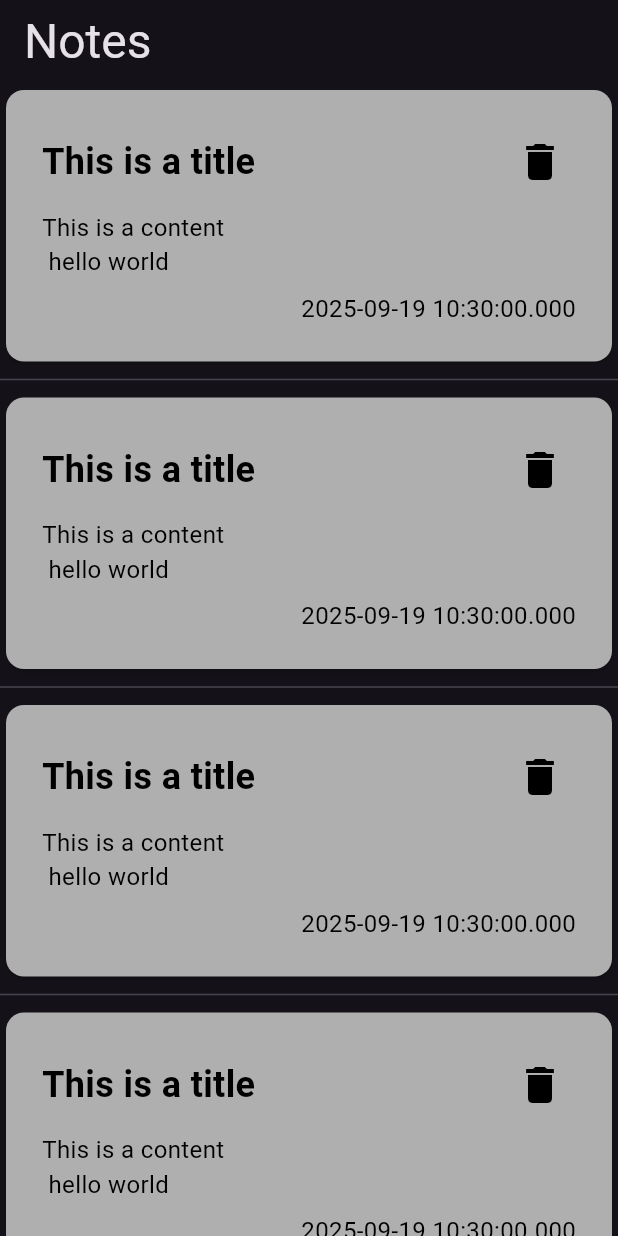
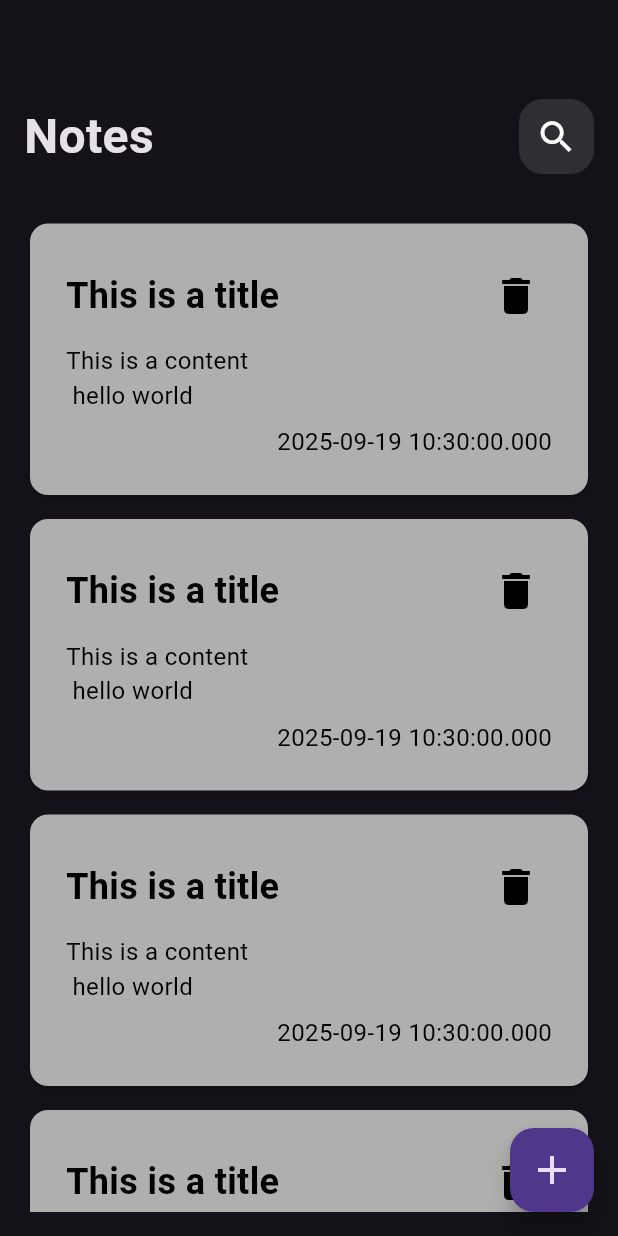
Before and after one commit to Mahmoud-Al-Ghannam/notes_app, a Flutter app: the screen it shows after launch, on a phone screen of 412 x 824 dp. Run offline on Flutter 3.47's test engine with Material 3 defaults, Android fonts, the phone set to English and light mode, and no system bars.

Commit message:
add custom app bar

```diff
--- a/lib/main.dart
+++ b/lib/main.dart
@@ -1,4 +1,5 @@
 import 'package:flutter/material.dart';
+import 'package:notes_app/views/edit_note_view.dart';
 import 'package:notes_app/views/notes_view.dart';
 
 void main() {
@@ -11,10 +12,12 @@ class NotesApp extends StatelessWidget {
   @override
   Widget build(BuildContext context) {
     return MaterialApp(
+      debugShowCheckedModeBanner: false,
       title: 'Notes App',
-      theme: ThemeData.dark(),
+      theme: ThemeData(brightness: Brightness.dark),
       routes: {
-        NotesView.id : (context) => NotesView()
+        NotesView.id : (context) => NotesView(),
+        EditNoteView.id : (context) => EditNoteView()
       },
       initialRoute: NotesView.id,
     );
--- a/lib/views/notes_view.dart
+++ b/lib/views/notes_view.dart
@@ -1,6 +1,10 @@
 import 'package:flutter/material.dart';
 import 'package:notes_app/models/note_model.dart';
+import 'package:notes_app/widgets/add_note_bottom_sheet_widget.dart';
+import 'package:notes_app/widgets/custom_app_bar_widget.dart';
 import 'package:notes_app/widgets/note_widget.dart';
+
+import 'edit_note_view.dart';
 
 class NotesView extends StatelessWidget {
   static const String id = "NotesView";
@@ -10,21 +14,48 @@ class NotesView extends StatelessWidget {
   @override
   Widget build(BuildContext context) {
     return Scaffold(
-      appBar: AppBar(title: Text("Notes", style: TextStyle(fontSize: 32))),
-      body: ListView.separated(
+      floatingActionButton: FloatingActionButton(
+        child: Icon(Icons.add,size: 32,),
+        onPressed: () {
+          showModalBottomSheet(
+            context: context,
+            builder: (context) {
+              return AddNoteBottomSheetWidget();
+            },
+          );
+        },
+      ),
+      body: Padding(
+        padding: const EdgeInsets.all(16),
+        child: Column(
+          children: [
+            SizedBox(height: 50),
+            CustomAppBarWidget(title: "Notes", icon: Icons.search),
+            SizedBox(height: 25),
+            Expanded(
+              child: ListView.builder(
+                padding: EdgeInsets.zero,
                 itemBuilder: (context, index) {
-          return NoteWidget(
+                  return Padding(
+                    padding: const EdgeInsets.symmetric(vertical: 4.0),
+                    child: NoteWidget(
+                      onTap: () {
+                        print("hello world");
+                        Navigator.of(context).pushNamed(EditNoteView.id);
+                      },
                       note: NoteModel(
                         title: "This is a title",
                         content: "This is a content \n hello world \n hi",
                         createdAt: DateTime.now(),
                       ),
+                    ),
                   );
                 },
-        separatorBuilder: (context, index) {
-          return Divider();
-        },
                 itemCount: 10,
+              ),
+            ),
+          ],
+        ),
       ),
     );
   }
--- a/lib/widgets/note_widget.dart
+++ b/lib/widgets/note_widget.dart
@@ -5,13 +5,20 @@ import 'package:notes_app/models/note_model.dart';
 
 class NoteWidget extends StatelessWidget {
   final NoteModel note;
-  final void Function()? onDeleted;
+  final void Function()? onDeleteIconTap, onTap;
 
-  const NoteWidget({super.key, required this.note, this.onDeleted});
+  const NoteWidget({
+    super.key,
+    required this.note,
+    this.onDeleteIconTap,
+    this.onTap,
+  });
 
   @override
   Widget build(BuildContext context) {
-    return Card(
+    return InkWell(
+      onTap: onTap,
+      child: Card(
         color: Color.fromARGB(
           255,
           155 + Random().nextInt(100),
@@ -36,7 +43,7 @@ class NoteWidget extends StatelessWidget {
                   ),
                   IconButton(
                     icon: Icon(Icons.delete, color: Colors.black, size: 32),
-                  onPressed: onDeleted,
+                    onPressed: onDeleteIconTap,
                   ),
                 ],
               ),
@@ -57,6 +64,7 @@ class NoteWidget extends StatelessWidget {
             ],
           ),
         ),
+      ),
     );
   }
 }
```
Also changed, not shown: lib/views/edit_note_view.dart (added, +29 -0 lines), lib/widgets/add_note_bottom_sheet_widget.dart (added, +10 -0 lines), lib/widgets/custom_text_feild_widget.dart (added, +65 -0 lines). Lines whose indentation alone changed are shown as unchanged.
